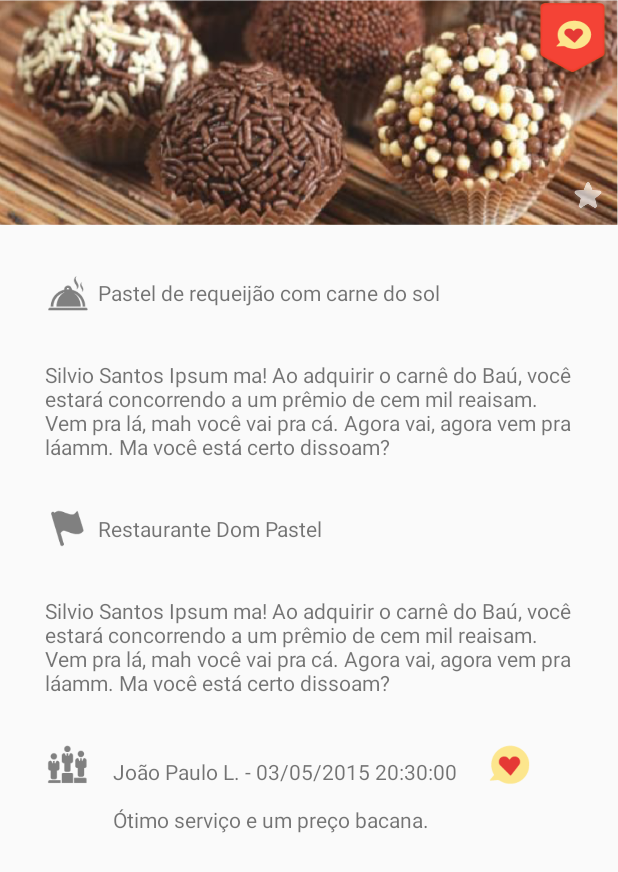
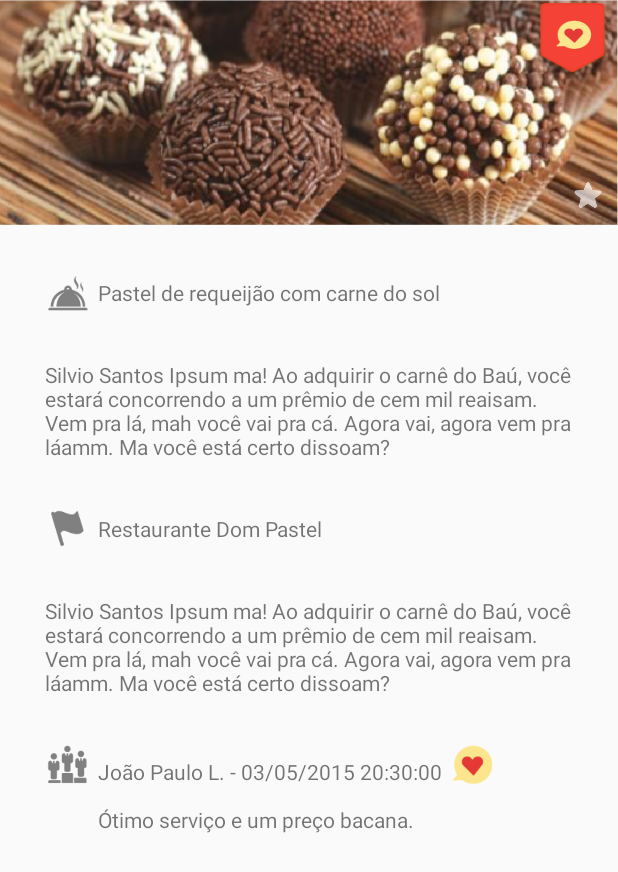
Before and after one commit to mailtolima/OqComer, an Android app: the layout fragment_show_food.xml on its own in the app's theme, with its tools: preview values and no code run, on a phone screen of 412 x 824 dp. Shown: the top 872 px of the screen. Run offline under Robolectric (Android 15) with nearby library versions, the light colour scheme and no system bars.

Commit message:
show evaluation icon correctly

```diff
--- a/app/src/main/res/layout/fragment_show_food.xml
+++ b/app/src/main/res/layout/fragment_show_food.xml
@@ -102,22 +102,25 @@
                 android:layout_marginTop="30dp"
                 android:text="Silvio Santos Ipsum ma! Ao adquirir o carnê do Baú, você estará concorrendo a um prêmio de cem mil reaisam. Vem pra lá, mah você vai pra cá. Agora vai, agora vem pra láamm. Ma você está certo dissoam?" />
 
-            <LinearLayout
+            <RelativeLayout
                 android:layout_width="match_parent"
                 android:layout_height="wrap_content"
                 android:layout_margin="30dp">
 
                 <ImageView
+                    android:id="@+id/ic_rate"
                     android:layout_width="30dp"
                     android:layout_height="30dp"
-                    android:layout_marginRight="15dp"
+                    android:layout_marginEnd="5dp"
+                    android:layout_alignParentStart="true"
+                    android:layout_alignParentTop="true"
                     android:background="@drawable/avaliation_icon" />
 
                 <TextView
                     android:id="@+id/tv_food_opinion"
                     android:layout_width="wrap_content"
                     android:layout_height="wrap_content"
-                    android:layout_gravity="center"
+                    android:layout_toEndOf="@id/ic_rate"
                     android:paddingTop="10dp"
                     android:text="João Paulo L. - 03/05/2015 20:30:00\n\nÓtimo serviço e um preço bacana." />
 
@@ -125,10 +128,10 @@
                     android:id="@+id/iv_satisfaction_type_image"
                     android:layout_width="30dp"
                     android:layout_height="30dp"
-                    android:layout_marginLeft="20dp"
-                    android:background="@drawable/the_best_icon"
-                    android:gravity="center" />
-            </LinearLayout>
+                    android:layout_marginStart="5dp"
+                    android:layout_toEndOf="@id/tv_food_opinion"
+                    android:background="@drawable/the_best_icon"/>
+            </RelativeLayout>
         </LinearLayout>
     </ScrollView>
 </LinearLayout>
```
